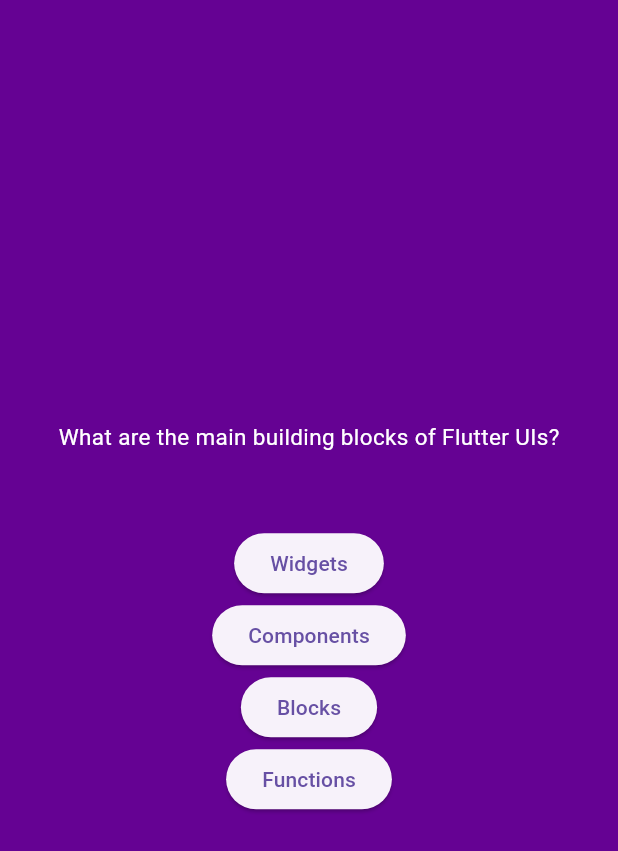
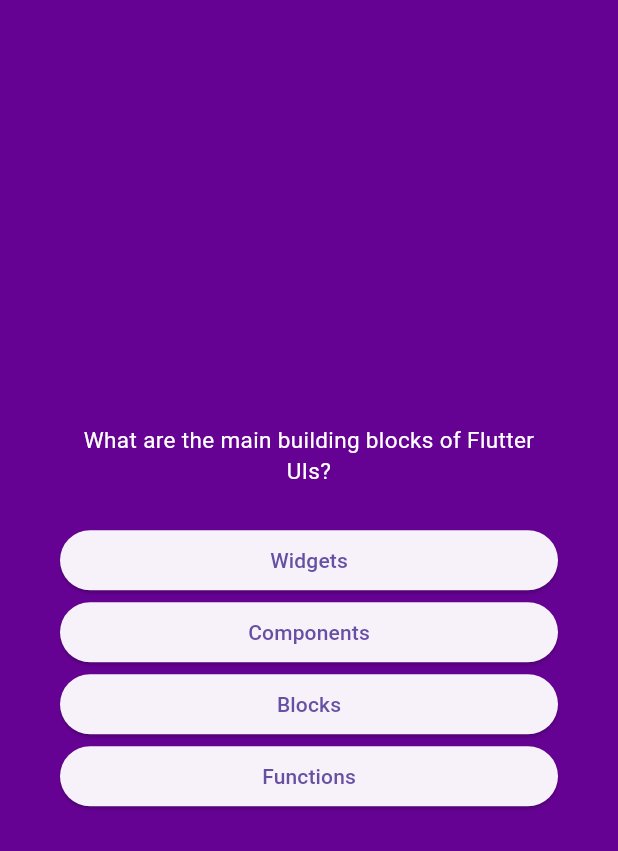
Before and after one commit to FrankCaglianone/FlutterTrivia, a Flutter app: the screen it shows after launch, after a tap on "Start Quiz", on a phone screen of 412 x 824 dp. Shown: the top 851 px of the screen. Run offline on Flutter 3.47's test engine with Material 3 defaults, Android fonts, the phone set to English and light mode, and no system bars.

Commit message:
Added map for answer_button and made some styling changes

```diff
--- a/flutter_trivia/lib/data/questions_list.dart
+++ b/flutter_trivia/lib/data/questions_list.dart
@@ -1,4 +1,8 @@
 import 'package:flutter_trivia/models/question.dart';
+
+
+
+// Make sure to always place the first answer as the correct one for each question
 
 
   const List<Question> questions = [
--- a/flutter_trivia/lib/screens/questions_screen.dart
+++ b/flutter_trivia/lib/screens/questions_screen.dart
@@ -18,24 +18,27 @@ class _QuestionScreen extends State<QuestionsScreen> {
   @override
   Widget build(BuildContext context) {
     return Center(
+      child: Container(
+        margin: const EdgeInsets.all(40),
         child: Column(
           mainAxisSize: MainAxisSize.min,
+          crossAxisAlignment: CrossAxisAlignment.stretch,
           children: [
             // Question
             Text(
               currentQuestion.question,
               style: const TextStyle(color: Colors.white, fontSize: 15),
+              textAlign: TextAlign.center,
             ),
 
             // Spacer
-          const SizedBox(height: 50),
+            const SizedBox(height: 25),
 
-          // Answers
-          AnswerButton(currentQuestion.answers[0], () {}),
-          AnswerButton(currentQuestion.answers[1], () {}),
-          AnswerButton(currentQuestion.answers[2], () {}),
-          AnswerButton(currentQuestion.answers[3], () {}),
+            ...currentQuestion.answers.map((answer) {
+              return AnswerButton(answer, () {});
+            })
           ],
+        ),
       ),
     );
   }
```
Lines whose indentation alone changed are shown as unchanged.
